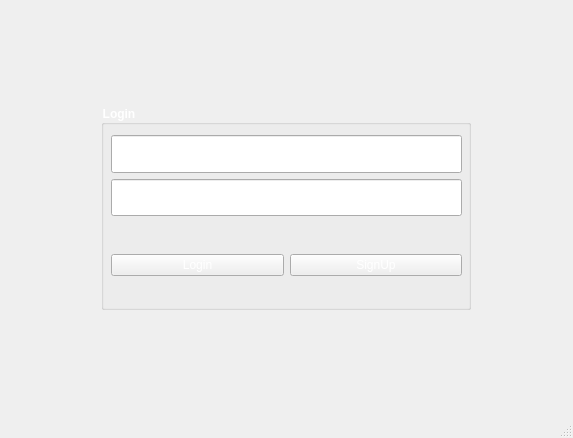
Above: mainwindow.ui from razashahid107/NOTEPAD-QT before the change. Below: the same form after it.
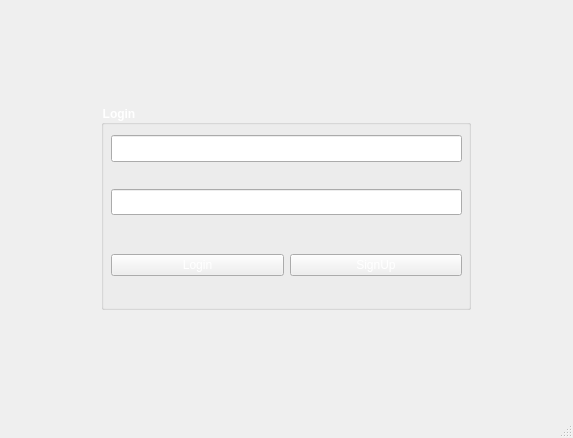
That is the form after the change. Icons and pictures are not drawn.

What changed in the file:
```diff
--- a/mainwindow.ui
+++ b/mainwindow.ui
@@ -104,7 +104,7 @@
          <x>10</x>
          <y>30</y>
          <width>351</width>
-         <height>81</height>
+         <height>101</height>
         </rect>
        </property>
        <layout class="QVBoxLayout" name="verticalLayout">
@@ -149,6 +149,27 @@
           </property>
          </widget>
         </item>
+        <item>
+         <widget class="QLabel" name="label">
+          <property name="maximumSize">
+           <size>
+            <width>16777215</width>
+            <height>15</height>
+           </size>
+          </property>
+          <property name="font">
+           <font>
+            <pointsize>8</pointsize>
+           </font>
+          </property>
+          <property name="styleSheet">
+           <string notr="true">color:red;</string>
+          </property>
+          <property name="text">
+           <string/>
+          </property>
+         </widget>
+        </item>
         <item>
          <widget class="QLineEdit" name="lineEdit_Password">
           <property name="sizePolicy">
@@ -168,6 +189,27 @@
           </property>
          </widget>
         </item>
+        <item>
+         <widget class="QLabel" name="label_wronpassword">
+          <property name="maximumSize">
+           <size>
+            <width>16777215</width>
+            <height>15</height>
+           </size>
+          </property>
+          <property name="font">
+           <font>
+            <pointsize>8</pointsize>
+           </font>
+          </property>
+          <property name="styleSheet">
+           <string notr="true">color:red;</string>
+          </property>
+          <property name="text">
+           <string/>
+          </property>
+         </widget>
+        </item>
        </layout>
       </widget>
      </widget>
```
